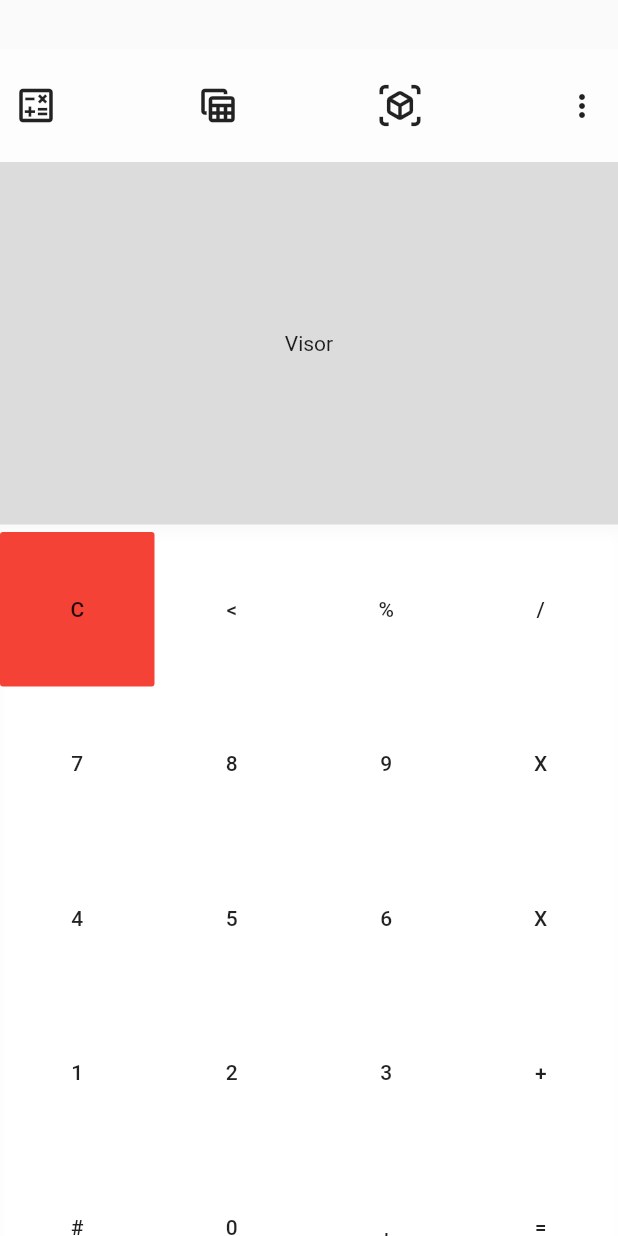
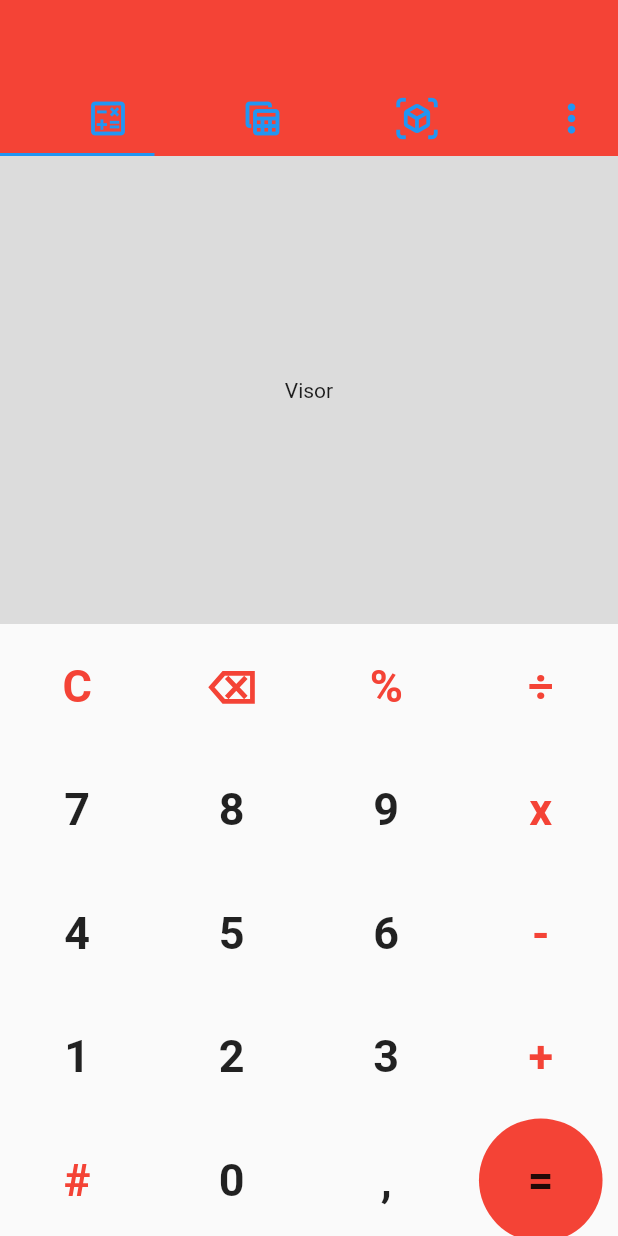
Before and after one commit to 140500004/SupCal, a Flutter app: the screen it shows after launch, on a phone screen of 412 x 824 dp. Run offline on Flutter 3.47's test engine with Material 2 defaults, Android fonts, the phone set to English and light mode, and no system bars.

Commit message:
Contrução do layout

```diff
--- a/lib/main.dart
+++ b/lib/main.dart
@@ -1,5 +1,5 @@
 import 'package:flutter/material.dart';
-import 'package:supcal/view/Calculadora.Page.dart';
+import 'package:supcal/view/home.Page.dart';
 
 void main() {
   runApp(MyApp());
@@ -14,7 +14,7 @@ class MyApp extends StatelessWidget {
       theme: ThemeData(
         primarySwatch: Colors.blue,
       ),
-      home: CalculadoraPage(),
+      home: HomePage(),
     );
   }
 }
--- a/lib/view/Calculadora.Page.dart
+++ /dev/null
@@ -1,174 +0,0 @@
-import 'package:flutter/material.dart';
-import 'package:supcal/widget/Botao.dart';
-
-class CalculadoraPage extends StatefulWidget {
-  @override
-  _CalculadoraPageState createState() => _CalculadoraPageState();
-}
-
-class _CalculadoraPageState extends State<CalculadoraPage> {
-  @override
-  Widget build(BuildContext context) {
-    return Scaffold(
-      body: SingleChildScrollView(
-        child: Padding(
-          padding: EdgeInsets.only(top: 33),
-          child: Column(
-            children: [
-              Container(
-                color: Colors.white60,
-                height: 75,
-                child: Row(
-                  mainAxisAlignment: MainAxisAlignment.spaceBetween,
-                  children: [
-                    IconButton(
-                      icon: Icon(
-                        Icons.calculate_outlined,
-                        size: 30,
-                      ),
-                      onPressed: () {},
-                    ),
-                    IconButton(
-                      icon: Icon(
-                        Icons.table_view_outlined,
-                        size: 30,
-                      ),
-                      onPressed: () {},
-                    ),
-                    IconButton(
-                      icon: Icon(
-                        Icons.view_in_ar_outlined,
-                        size: 30,
-                      ),
-                      onPressed: () {},
-                    ),
-                    //Icon(Icons.adaptive.more)
-                    PopupMenuButton<String>(
-                      //onSelected: choiceAction,
-                      itemBuilder: (BuildContext context) {
-                        return ['Histórico', 'Sobre'].map((String value) {
-                          return PopupMenuItem<String>(
-                            value: value,
-                            child: Text(value),
-                          );
-                        }).toList();
-                      },
-                    )
-                  ],
-                ),
-              ),
-              Container(
-                color: Colors.black12,
-                height: MediaQuery.of(context).size.height / 3 - 33,
-                child: Center(
-                  child: Text("Visor"),
-                ),
-              ),
-              SizedBox(
-                height: 5,
-              ),
-              Container(
-                //height: MediaQuery.of(context).size.height / 2,
-                decoration: BoxDecoration(
-                  boxShadow: [
-                    BoxShadow(
-                      color: Colors.white,
-                      offset: Offset(1, 2.0),
-                      blurRadius: 5,
-                      spreadRadius: 1,
-                    ),
-                  ],
-                ),
-                child: Column(
-                  children: [
-                    Row(
-                      children: [
-                        Botao(
-                          conteudo: 'C',
-                          cor: Colors.red,
-                        ),
-                        Botao(
-                          conteudo: '<',
-                        ),
-                        Botao(
-                          conteudo: '%',
-                        ),
-                        Botao(
-                          conteudo: '/',
-                        ),
-                      ],
-                    ),
-                    Row(
-                      children: [
-                        Botao(
-                          conteudo: '7',
-                        ),
-                        Botao(
-                          conteudo: '8',
-                        ),
-                        Botao(
-                          conteudo: '9',
-                        ),
-                        Botao(
-                          conteudo: 'X',
-                        ),
-                      ],
-                    ),
-                    Row(
-                      children: [
-                        Botao(
-                          conteudo: '4',
-                        ),
-                        Botao(
-                          conteudo: '5',
-                        ),
-                        Botao(
-                          conteudo: '6',
-                        ),
-                        Botao(
-                          conteudo: 'X',
-                        ),
-                      ],
-                    ),
-                    Row(
-                      children: [
-                        Botao(
-                          conteudo: '1',
-                        ),
-                        Botao(
-                          conteudo: '2',
-                        ),
-                        Botao(
-                          conteudo: '3',
-                        ),
-                        Botao(
-                          conteudo: '+',
-                        ),
-                      ],
-                    ),
-                    Row(
-                      children: [
-                        Botao(
-                          conteudo: '#',
-                        ),
-                        Botao(
-                          conteudo: '0',
-                        ),
-                        Botao(
-                          conteudo: ',',
-                        ),
-                        Botao(
-                          conteudo: '=',
-                        ),
-                      ],
-                    ),
-                  ],
-                ),
-              ),
-            ],
-          ),
-        ),
-      ),
-    );
-  }
-}
--- /dev/null
+++ b/lib/view/CalculadoraPadao.Page.dart
@@ -0,0 +1,125 @@
+import 'package:flutter/material.dart';
+import 'package:supcal/widget/Botao.dart';
+
+class CalculadoraPadaoPage extends StatefulWidget {
+  @override
+  _CalculadoraPadaoPageState createState() => _CalculadoraPadaoPageState();
+}
+
+class _CalculadoraPadaoPageState extends State<CalculadoraPadaoPage> {
+  @override
+  Widget build(BuildContext context) {
+    return Scaffold(
+      body: Container(
+        child: Column(
+          children: [
+            Container(
+              color: Colors.black12,
+              height: MediaQuery.of(context).size.height / 2 - 100,
+              child: Center(
+                child: Text("Visor"),
+              ),
+            ),
+            Container(
+              //height: MediaQuery.of(context).size.height / 2,
+              child: Column(
+                children: [
+                  Row(
+                    children: [
+                      Botao(
+                        conteudo: 'C',
+                        cor: Colors.red,
+                      ),
+                      Botao(
+                        conteudo: '⌫',
+                        cor: Colors.red,
+                      ),
+                      Botao(
+                        conteudo: '%',
+                        cor: Colors.red,
+                      ),
+                      Botao(
+                        conteudo: '÷',
+                        cor: Colors.red,
+                      ),
+                    ],
+                  ),
+                  Row(
+                    children: [
+                      Botao(
+                        conteudo: '7',
+                      ),
+                      Botao(
+                        conteudo: '8',
+                      ),
+                      Botao(
+                        conteudo: '9',
+                      ),
+                      Botao(
+                        conteudo: 'x',
+                        cor: Colors.red,
+                      ),
+                    ],
+                  ),
+                  Row(
+                    children: [
+                      Botao(
+                        conteudo: '4',
+                      ),
+                      Botao(
+                        conteudo: '5',
+                      ),
+                      Botao(
+                        conteudo: '6',
+                      ),
+                      Botao(
+                        conteudo: '-',
+                        cor: Colors.red,
+                      ),
+                    ],
+                  ),
+                  Row(
+                    children: [
+                      Botao(
+                        conteudo: '1',
+                      ),
+                      Botao(
+                        conteudo: '2',
+                      ),
+                      Botao(
+                        conteudo: '3',
+                      ),
+                      Botao(
+                        conteudo: '+',
+                        cor: Colors.red,
+                      ),
+                    ],
+                  ),
+                  Row(
+                    children: [
+                      Botao(
+                        conteudo: '#',
+                        cor: Colors.red,
+                      ),
+                      Botao(
+                        conteudo: '0',
+                      ),
+                      Botao(
+                        conteudo: ',',
+                      ),
+                      Botao(
+                        conteudo: '=',
+                        cor: Colors.red,
+                        corFundo: 'S',
+                      ),
+                    ],
+                  ),
+                ],
+              ),
+            ),
+          ],
+        ),
+      ),
+    );
+  }
+}
--- /dev/null
+++ b/lib/view/ListaCalculadora.Page.dart
@@ -0,0 +1,14 @@
+import 'package:flutter/cupertino.dart';
+import 'package:supcal/widget/CardTipoCalculadora.dart';
+
+class ListaCalculadoraPage extends StatelessWidget {
+  @override
+  Widget build(BuildContext context) {
+    return Row(
+      children: [
+        CardTipoCalculadora(),
+        CardTipoCalculadora(),
+      ],
+    );
+  }
+}
--- /dev/null
+++ b/lib/view/home.Page.dart
@@ -0,0 +1,73 @@
+import 'package:flutter/cupertino.dart';
+import 'package:flutter/material.dart';
+import 'CalculadoraPadao.Page.dart';
+import 'ListaCalculadora.Page.dart';
+
+class HomePage extends StatelessWidget {
+  @override
+  Widget build(BuildContext context) {
+    return DefaultTabController(
+      length: 4,
+      child: Scaffold(
+        appBar: AppBar(
+          elevation: 0,
+          backgroundColor: Colors.red,
+          toolbarHeight: AppBar().preferredSize.height,
+          bottom: TabBar(
+            //indicatorColor: Colors.transparent,
+            tabs: [
+              Tab(
+                child: Align(
+                  alignment: Alignment.centerRight,
+                  child: Icon(
+                    Icons.calculate_outlined,
+                    size: 30,
+                    color: Theme.of(context).accentColor,
+                  ),
+                ),
+              ),
+              Tab(
+                child: Align(
+                  alignment: Alignment.centerRight,
+                  child: Icon(
+                    Icons.table_view_outlined,
+                    size: 30,
+                    color: Theme.of(context).accentColor,
+                  ),
+                ),
+              ),
+              Tab(
+                child: Align(
+                  alignment: Alignment.centerRight,
+                  child: Icon(
+                    Icons.view_in_ar_outlined,
+                    size: 30,
+                    color: Theme.of(context).accentColor,
+                  ),
+                ),
+              ),
+              Tab(
+                child: Align(
+                  alignment: Alignment.centerRight,
+                  child: Icon(
+                    Icons.more_vert,
+                    size: 30,
+                    color: Theme.of(context).accentColor,
+                  ),
+                ),
+              ),
+            ],
+          ),
+        ),
+        body: TabBarView(
+          children: [
+            CalculadoraPadaoPage(),
+            ListaCalculadoraPage(),
+            Text("3"),
+            Text("4"),
+          ],
+        ),
+      ),
+    );
+  }
+}
--- a/lib/widget/Botao.dart
+++ b/lib/widget/Botao.dart
@@ -2,19 +2,35 @@ import 'package:flutter/cupertino.dart';
 import 'package:flutter/material.dart';
 
 class Botao extends StatelessWidget {
-  final String conteudo;
+  String conteudo;
   var cor;
-  Botao({required this.conteudo, this.cor});
+  var corFundo;
+  Botao({required this.conteudo, this.cor, this.corFundo});
 
   @override
   Widget build(BuildContext context) {
+    var textStyle = TextStyle(
+      color: corFundo == 'S' ? null : cor,
+      fontSize: 30,
+      fontWeight: FontWeight.w600,
+    );
     return Container(
       width: MediaQuery.of(context).size.width / 4,
-      height: MediaQuery.of(context).size.width / 4,
-      child: FlatButton(
-        color: cor,
-        onPressed: () {},
-        child: Text("${conteudo}"),
+      height: MediaQuery.of(context).size.width / 5,
+      child: InkWell(
+        onTap: () => print(""),
+        child: Container(
+          decoration: new BoxDecoration(
+            shape: BoxShape.circle,
+            color: corFundo == 'S' ? cor : Colors.transparent,
+          ),
+          child: Center(
+            child: Text(
+              conteudo,
+              style: textStyle,
+            ),
+          ),
+        ),
       ),
     );
   }
--- /dev/null
+++ b/lib/widget/CardTipoCalculadora.dart
@@ -0,0 +1,19 @@
+import 'package:flutter/material.dart';
+
+class CardTipoCalculadora extends StatelessWidget {
+  @override
+  Widget build(BuildContext context) {
+    return Container(
+      width: MediaQuery.of(context).size.width / 3,
+      height: MediaQuery.of(context).size.width / 3,
+      color: Colors.blue,
+      child: Column(
+        mainAxisAlignment: MainAxisAlignment.center,
+        children: [
+          Text("Icone"),
+          Text("Nome"),
+        ],
+      ),
+    );
+  }
+}
```
